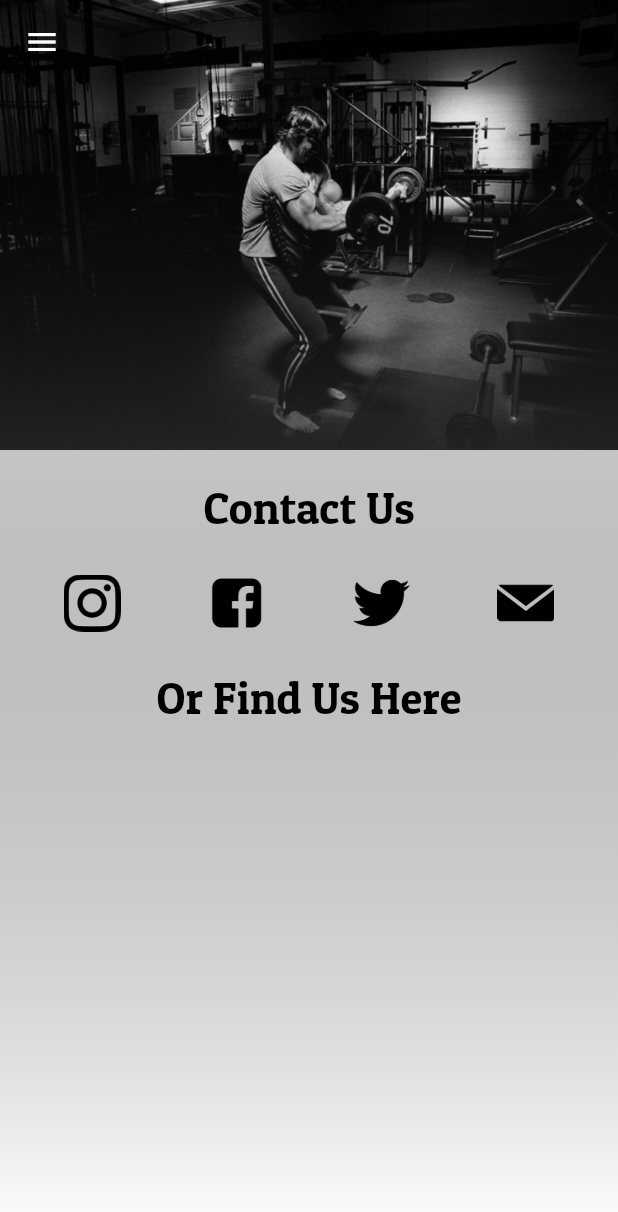
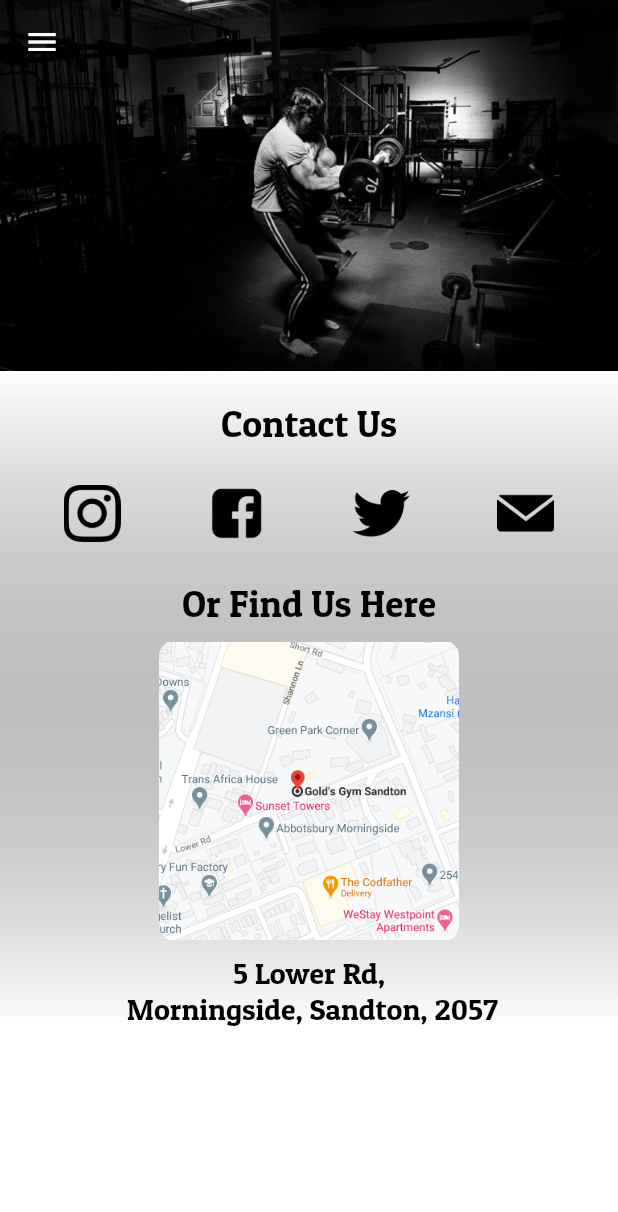
Before and after one commit to MikeCoetzee98/goldsmockup, a Flutter app: the ContactScreen screen opened by its route, on a phone screen of 412 x 824 dp. Shown: the top 1212 px of the screen. Run offline on Flutter 3.47's test engine with Material 2 defaults, Android fonts, the light colour scheme and no system bars; our stand-ins replace carousel_slider, google_maps_flutter; missing offline and left inert: keyboard_visibility; network calls fail; statements that could not run were skipped.

Commit message:
fix08/12

```diff
--- a/lib/screens/contact_screen.dart
+++ b/lib/screens/contact_screen.dart
@@ -12,13 +12,16 @@ class ContactScreen extends StatelessWidget {
         iconTheme: IconThemeData(color: Colors.white),
       ),
       drawer: MainDrawer(),
-      body: Stack(
+      body:
+          ListView(
+            padding: EdgeInsets.only(top: 0),
             children: [
               Container(
-            height: 300.0,
+                alignment: Alignment.topCenter,
+                height: MediaQuery.of(context).size.height *0.3,
                 decoration: const BoxDecoration(
                   image: DecorationImage(
-                  image: AssetImage("assets/images/contactimage.PNG"),
+                      image: const AssetImage("assets/images/contactimage.PNG"),
                       fit: BoxFit.cover),
                 ),
               ),
@@ -32,18 +35,18 @@ class ContactScreen extends StatelessWidget {
                 ),
                 child: Column(
                   children: [
-                SizedBox(height: 320),
+                    SizedBox(height: 20),
                     Center(
-                  child: Text(
+                      child: const Text(
                         'Contact Us',
                         textAlign: TextAlign.center,
                         style: TextStyle(
                             fontFamily: 'PatuaOne',
-                        fontSize: 30,
+                            fontSize: 25,
                             color: Colors.black),
                       ),
                     ),
-                SizedBox(height:10),
+                    SizedBox(height: 10),
                     Row(
                       mainAxisAlignment: MainAxisAlignment.spaceEvenly,
                       children: [
@@ -88,13 +91,47 @@ class ContactScreen extends StatelessWidget {
                     ),
                     SizedBox(height: 10),
                     Center(
-                  child: Text(
+                      child: Column(
+                        children: [
+                          Text(
                             'Or Find Us Here',
                             textAlign: TextAlign.center,
                             style: TextStyle(
                                 fontFamily: 'PatuaOne',
-                        fontSize: 30,
+                                fontSize: 25,
                                 color: Colors.black),
+                          ),
+                          SizedBox(height: 10),
+                          GestureDetector(
+                            onTap: () {
+                              Navigator.pushNamed(
+                                context,
+                                ('/map'),
+                              );
+                            },
+                            child: Container(
+                              height: 200,
+                              width: 200,
+                              decoration: BoxDecoration(
+                                borderRadius:
+                                    BorderRadius.all(Radius.circular(10)),
+                                image: DecorationImage(
+                                  image: AssetImage(
+                                      'assets/images/golds_location.PNG'),
+                                ),
+                              ),
+                            ),
+                          ),
+                          SizedBox(height: 10),
+                          Text(
+                            '5 Lower Rd, \n Morningside, Sandton, 2057',
+                            textAlign: TextAlign.center,
+                            style: TextStyle(
+                                fontFamily: 'PatuaOne',
+                                fontSize: 20,
+                                color: Colors.black),
+                          )
+                        ],
                       ),
                     ),
                     // add pinned location on map followed by address in Text()
@@ -103,9 +140,10 @@ class ContactScreen extends StatelessWidget {
               ),
             ],
           ),
+
+
     );
   }
-
 
 // -----------------------------------------------  Instagram  ----------------------------------------------
   _launchInsta() async {
@@ -116,6 +154,7 @@ class ContactScreen extends StatelessWidget {
       throw 'Could not launch $url';
     }
   }
+
 // -----------------------------------------------  Facebook  ----------------------------------------------
   _launchFacebook() async {
     const url = 'https://www.facebook.com/goldsgymnutritionsa/';
--- a/lib/screens/product_detail.dart
+++ b/lib/screens/product_detail.dart
@@ -32,9 +32,10 @@ class ProductDetailScreen extends StatelessWidget {
               bottomRight: Radius.circular(25),
             ),
             child: Container(
+
+              height: size.height * 0.4,
+              width: double.infinity,
               color: Colors.white,
-              height: 300,
-              width: double.infinity,
               child: Image.network(loadedProduct.imageUrl, fit: BoxFit.contain),
             ),
           ),
--- a/lib/widgets/description_container.dart
+++ b/lib/widgets/description_container.dart
@@ -13,6 +13,7 @@ class DescriptionContainer extends StatelessWidget {
         Provider.of<Products>(context, listen: false).findbyId(productId);
 
     return Container(
+
         decoration: BoxDecoration(
           color: Colors.white,
             borderRadius: BorderRadius.only(
@@ -21,6 +22,7 @@ class DescriptionContainer extends StatelessWidget {
 
         padding: EdgeInsets.symmetric(vertical: 5, horizontal: 10),
         child: ListView(
+          padding: EdgeInsets.only(top: 10),
           children: [
             Column(
               crossAxisAlignment: CrossAxisAlignment.start,
```
Also changed, not shown: lib/main.dart (+6 -1 lines), lib/screens/cart_screen.dart (added, +103 -0 lines), lib/screens/golds_home.dart (+10 -10 lines), lib/screens/login.dart (+30 -3 lines), lib/screens/map_screen.dart (added, +47 -0 lines), lib/widgets/golds_header.dart (added, +25 -0 lines), lib/widgets/main_drawer.dart (+48 -39 lines), pubspec.yaml (+10 -7 lines), assets/images/apparel_main.PNG (deleted), assets/images/arnold.PNG (deleted), assets/images/classics_main.jpg (deleted), assets/images/contact_text.PNG (deleted), assets/images/gold_classic.PNG (deleted), assets/images/golds_location.PNG (added), 3 more files, 2 other files. Lines whose indentation alone changed are shown as unchanged.
